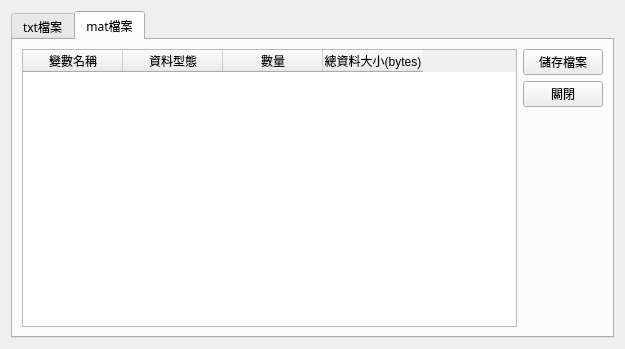
First picture: the form in ui/hmi_save_dialog.ui, repository mickey9910326/ASA_HMI_Data_Agent, before the edit.
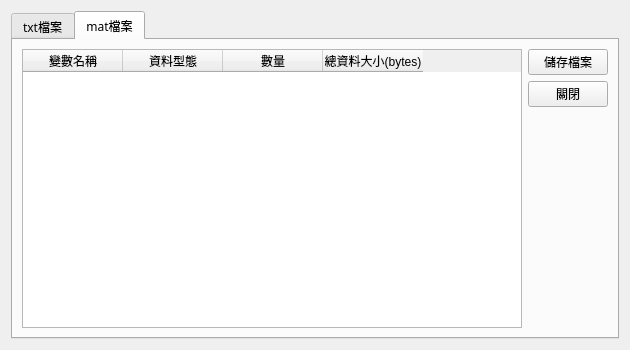
Second picture: the form after the edit.

Diff of the .ui file:
```diff
--- a/ui/hmi_save_dialog.ui
+++ b/ui/hmi_save_dialog.ui
@@ -6,8 +6,8 @@
    <rect>
     <x>0</x>
     <y>0</y>
-    <width>625</width>
-    <height>349</height>
+    <width>630</width>
+    <height>350</height>
    </rect>
   </property>
   <property name="font">
```
